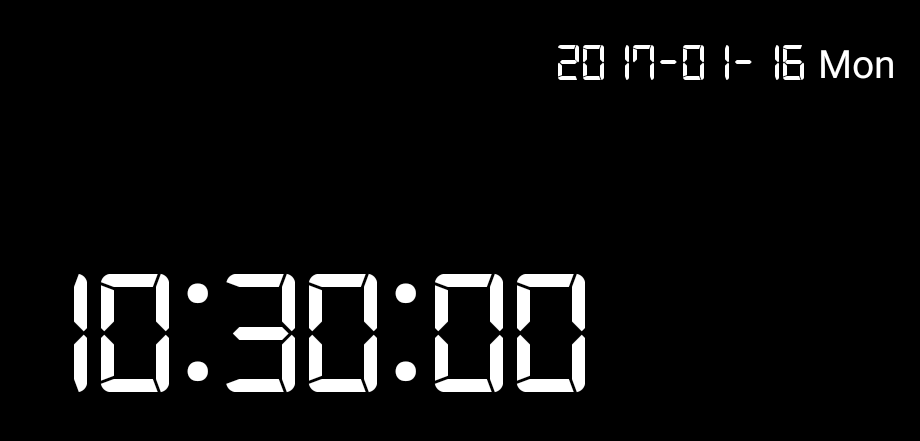
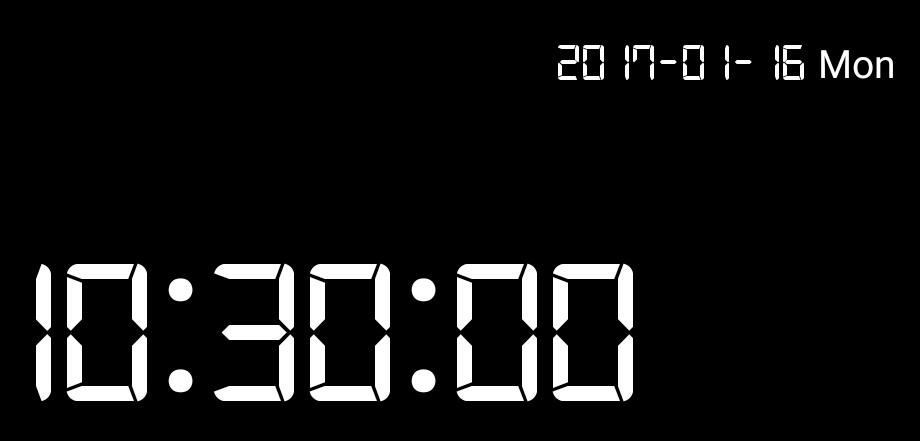
Before and after one commit to lifansama/xjb, an Android app: the screen it shows after launch (MainActivity), on a phone screen of 824 x 412 dp (held sideways). Shown: the top 441 px of the screen, without its empty margins (316-1236 px from the left). Run offline under Robolectric (Android 15) with nearby library versions, the phone set to English and light mode, and no system bars; our stand-ins replace ButterKnife; libraries missing offline, so code that uses them is left out: com.umeng.analytics, io.github.xhinliang.lunarcalendar; 3 statements that could not run were skipped.

Commit message:
字体变大

```diff
--- a/app/src/main/res/layout/activity_main.xml
+++ b/app/src/main/res/layout/activity_main.xml
@@ -81,7 +81,7 @@
                     android:layout_height="wrap_content"
                     android:text="00"
                     android:textColor="#fff"
-                    android:textSize="120sp"
+                    android:textSize="140sp"
                     android:visibility="invisible" />
 
                 <TextView
@@ -90,7 +90,7 @@
                     android:layout_height="wrap_content"
                     android:text="00"
                     android:textColor="#fff"
-                    android:textSize="120sp" />
+                    android:textSize="140sp" />
             </FrameLayout>
 
 
@@ -101,7 +101,7 @@
                 android:gravity="center_vertical"
                 android:text=":"
                 android:textColor="#fff"
-                android:textSize="120sp" />
+                android:textSize="140sp" />
 
             <FrameLayout
                 android:layout_marginTop="16dp"
@@ -114,7 +114,7 @@
                     android:layout_height="wrap_content"
                     android:text="00"
                     android:textColor="#fff"
-                    android:textSize="120sp"
+                    android:textSize="140sp"
                     android:visibility="invisible" />
 
 
@@ -124,7 +124,7 @@
                     android:layout_height="wrap_content"
                     android:text="00"
                     android:textColor="#fff"
-                    android:textSize="120sp" />
+                    android:textSize="140sp" />
             </FrameLayout>
 
 
@@ -134,7 +134,7 @@
                 android:layout_height="wrap_content"
                 android:text=":"
                 android:textColor="#fff"
-                android:textSize="120sp" />
+                android:textSize="140sp" />
 
             <FrameLayout
                 android:id="@+id/secondFl"
@@ -149,7 +149,7 @@
                     android:layout_height="wrap_content"
                     android:text="00"
                     android:textColor="#fff"
-                    android:textSize="120sp"
+                    android:textSize="140sp"
                     android:visibility="invisible" />
 
 
@@ -159,7 +159,7 @@
                     android:layout_height="wrap_content"
                     android:text="00"
                     android:textColor="#fff"
-                    android:textSize="120sp" />
+                    android:textSize="140sp" />
             </FrameLayout>
 
 
```
